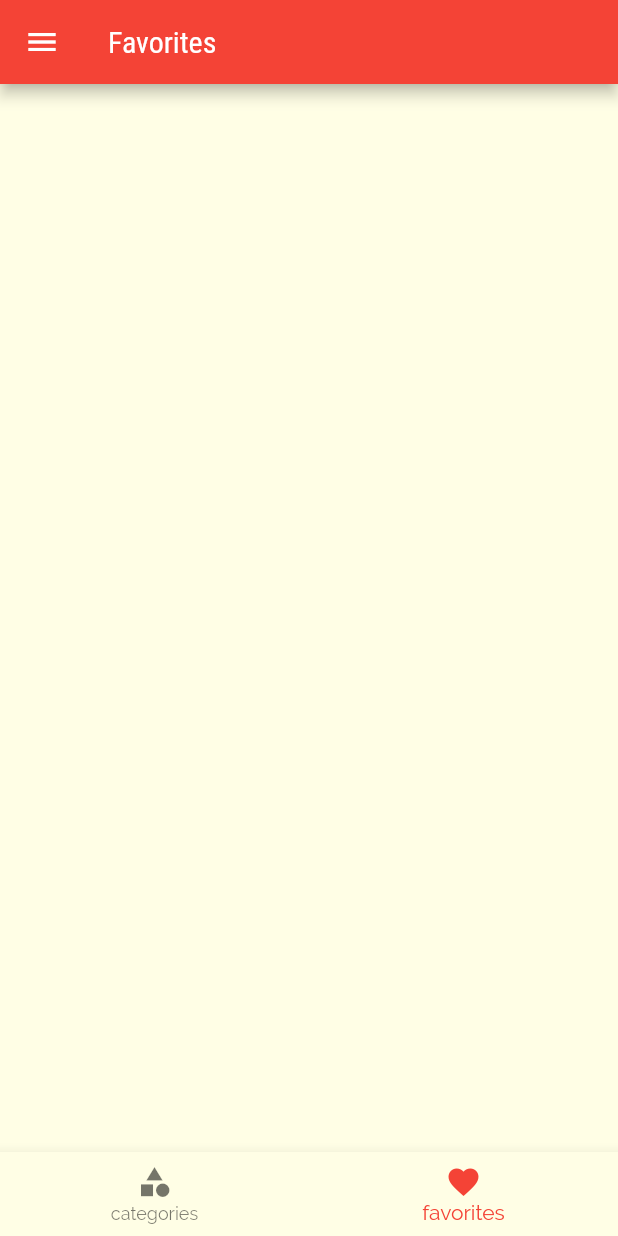
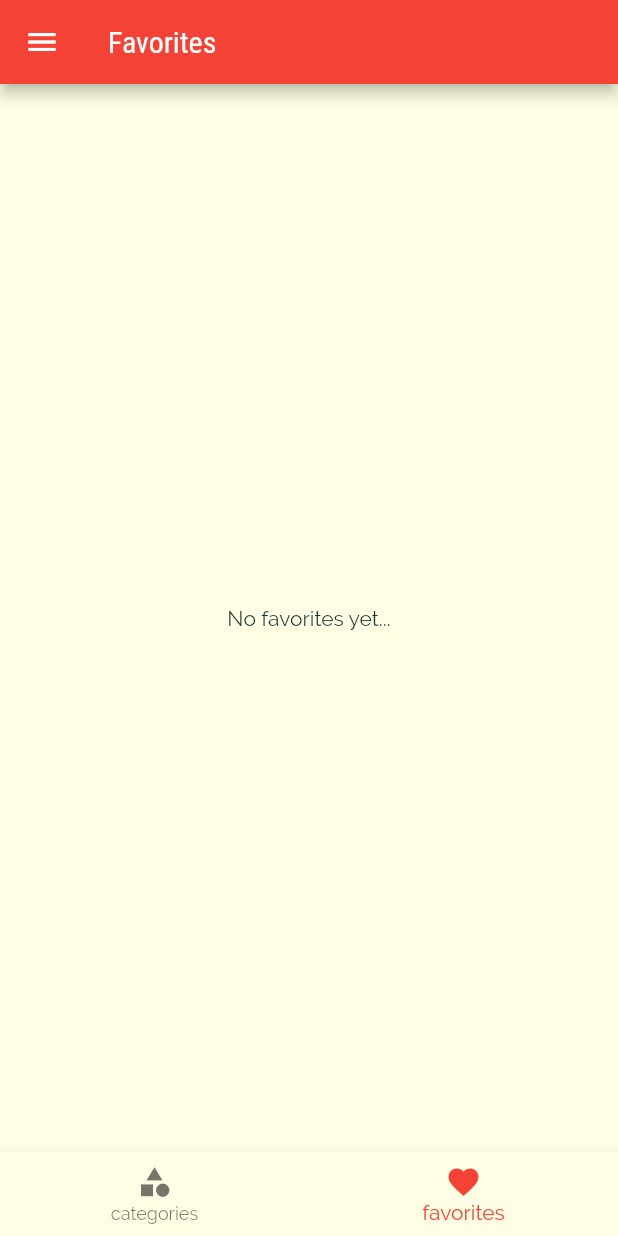
Before and after one commit to Matheus-IT/deli_meals, a Flutter app: the screen it shows after launch, item 2 of the bottom bar chosen, on a phone screen of 412 x 824 dp. Run offline on Flutter 3.47's test engine with Material 2 defaults, Android fonts, the phone set to English and light mode, and no system bars.

Commit message:
Feedback for no favorites

```diff
--- a/lib/pages/favorites_page.dart
+++ b/lib/pages/favorites_page.dart
@@ -13,10 +13,13 @@ class FavoritesPage extends StatelessWidget {
         mealsProvider.meals.where((meal) => meal.isFavorite).toList();
 
     return Center(
-      child: ListView.builder(
-        itemCount: favoriteMeals.length,
-        itemBuilder: (ctx, index) => Meal(mealModel: favoriteMeals[index]),
-      ),
+      child: favoriteMeals.isEmpty
+          ? const Text('No favorites yet...')
+          : ListView.builder(
+              itemCount: favoriteMeals.length,
+              itemBuilder: (ctx, index) =>
+                  Meal(mealModel: favoriteMeals[index]),
+            ),
     );
   }
 }
```
